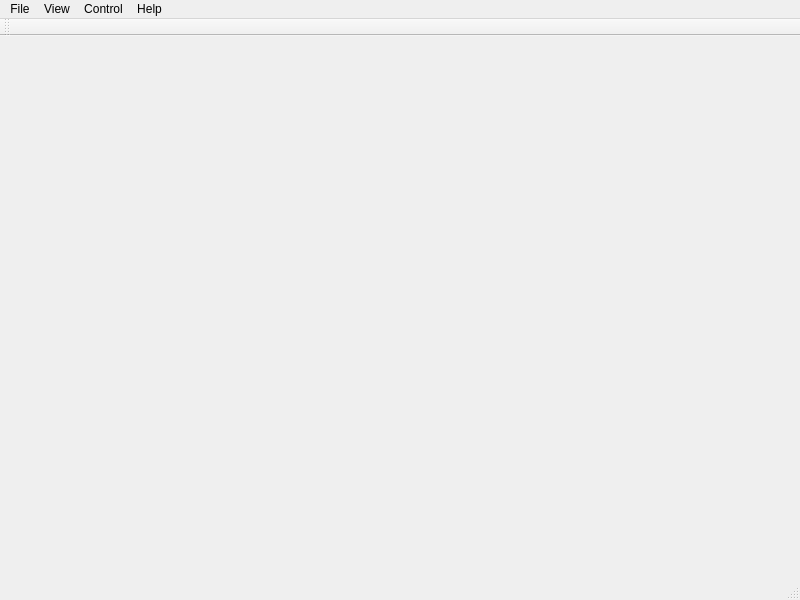
Before: the Qt Designer form jocassview/imageviewer.ui in foucar/CASS, drawn with Qt 5.
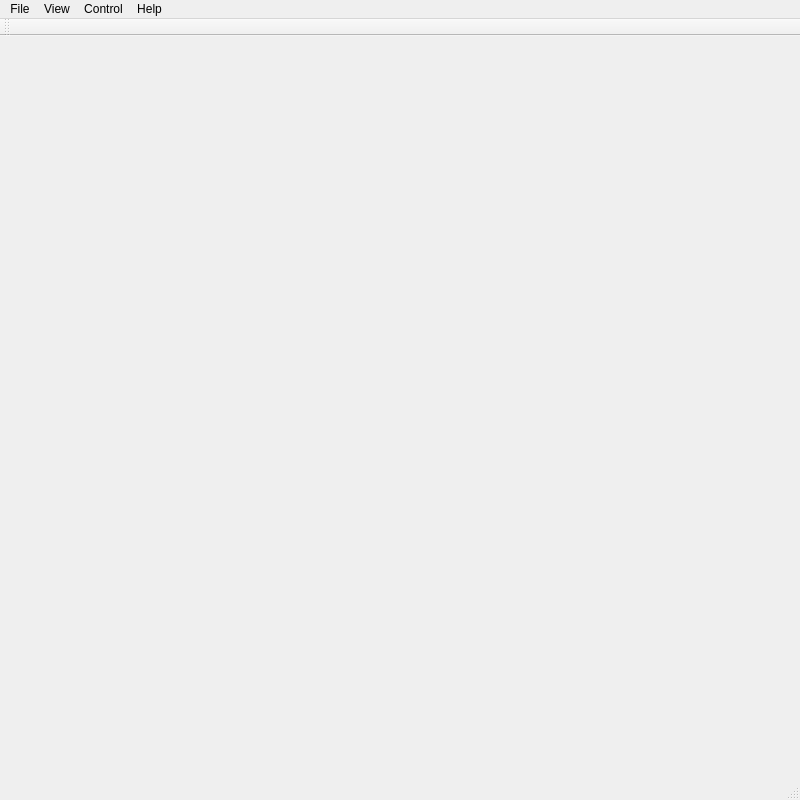
After: the same form once the commit is applied.

Diff of the .ui file:
```diff
--- a/jocassview/imageviewer.ui
+++ b/jocassview/imageviewer.ui
@@ -7,7 +7,7 @@
     <x>0</x>
     <y>0</y>
     <width>800</width>
-    <height>600</height>
+    <height>800</height>
    </rect>
   </property>
   <property name="windowTitle">
```
